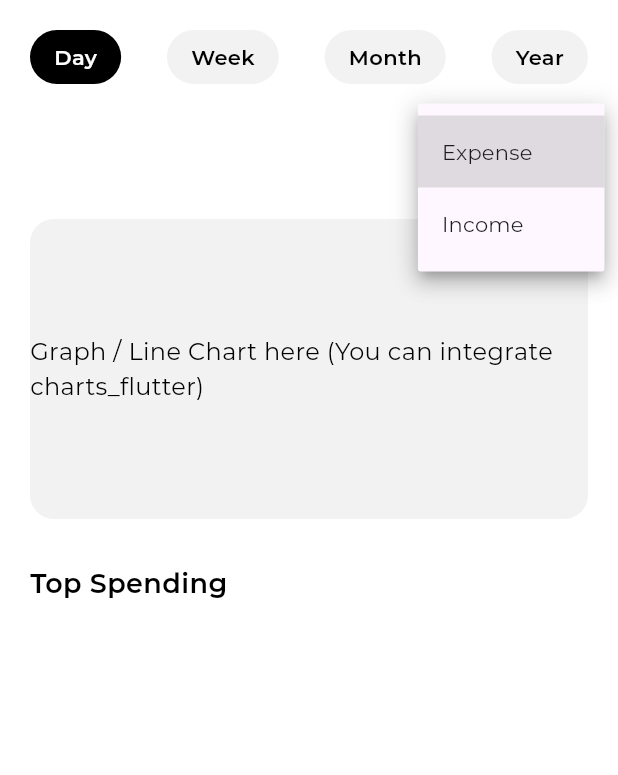
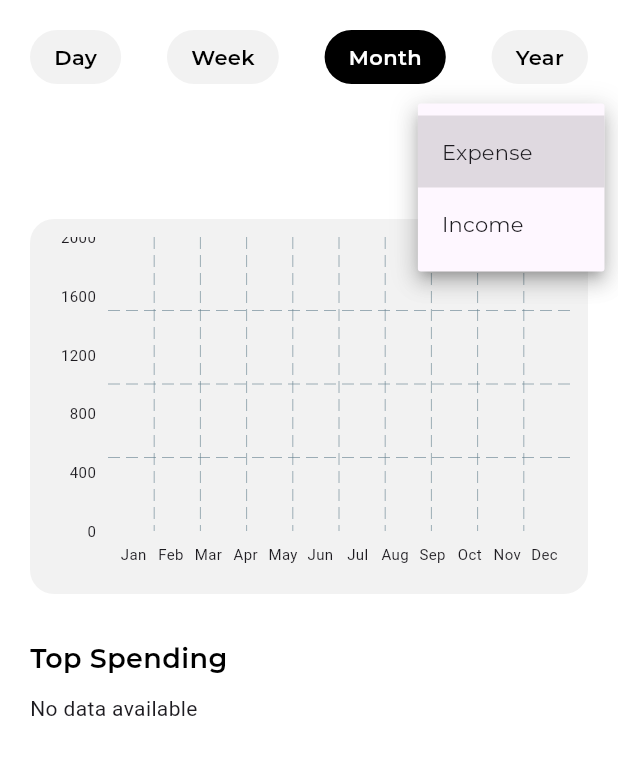
Before and after one commit to brijeshchhatrala01/expense-tracker, a Flutter app: the BarChartScreen screen opened directly, after a tap on "Expense", on a phone screen of 412 x 824 dp, the part 84-859 px from its top. Run offline on Flutter 3.47's test engine with Material 3 defaults, Android fonts, the phone set to English and light mode, and no system bars; drawn by our look-alikes of fl_chart; our stand-ins replace cloud_firestore, firebase_auth, firebase_core, flutter_screenutil, flutter_svg, get and 2 more; accounts and stored records are empty.

Commit message:
added barchart and top spending and expenses

```diff
--- a/lib/controllers/barchartscreencontroller.dart
+++ b/lib/controllers/barchartscreencontroller.dart
@@ -1,15 +1,21 @@
+// controllers/barchartscreencontroller.dart
 
 import 'package:cloud_firestore/cloud_firestore.dart';
-import 'package:firebase_auth/firebase_auth.dart';
+import 'package:fl_chart/fl_chart.dart';
+import 'package:flutter/material.dart';
 import 'package:get/get.dart';
 
+import '../model/transactionmodel.dart';
+
 class BarChartController extends GetxController {
-  var transactions = <Map<String, dynamic>>[].obs;
-  var filteredTransactions = <Map<String, dynamic>>[].obs;
-  var selectedTimeFilter = 'Day'.obs;
-  var selectedType = 'Expense'.obs;
+  RxList<TransactionModel> allTransactions = <TransactionModel>[].obs;
+  RxList<TransactionModel> filteredTransactions = <TransactionModel>[].obs;
+  RxList<String> months = <String>[].obs; // store sorted months for labels
 
-  final uid = FirebaseAuth.instance.currentUser?.uid;
+  RxString selectedTimeFilter = 'Month'.obs;
+  RxString selectedType = 'Expense'.obs;
+
+  final FirebaseFirestore _firestore = FirebaseFirestore.instance;
 
   @override
   void onInit() {
@@ -17,80 +23,158 @@ class BarChartController extends GetxController {
     fetchTransactions();
   }
 
-  /// Fetch transactions from Firebase
+  /// 🔹 Get top N transactions based on current filter & type
+  List<TransactionModel> getTopTransactions({int limit = 5}) {
+    // Filter only the selected type (Expense or Income)
+    final typeFiltered = filteredTransactions
+        .where((tx) => tx.type.toLowerCase() == selectedType.value.toLowerCase())
+        .toList();
+
+    // Sort by amount (highest first)
+    typeFiltered.sort((a, b) => b.amount.compareTo(a.amount));
+
+    // Return top N
+    return typeFiltered.take(limit).toList();
+  }
+
+
   void fetchTransactions() async {
-    if (uid == null) return;
+    final userId = "nseamSbRYxW680v6vZSq7UBNzoL2";
+    // Replace with dynamic user UID
 
-    final snapshot = await FirebaseFirestore.instance
+    print("UID in FT : ${userId}");
+    List<TransactionModel> temp = [];
+
+    // Fetch expenses
+    final transactionsSnap = await _firestore
         .collection('users')
-        .doc(uid)
+        .doc(userId)
         .collection('transactions')
-        .orderBy('date', descending: true)
         .get();
 
-    transactions.value =
-        snapshot.docs.map((doc) => doc.data()..['id'] = doc.id).toList();
+    print(transactionsSnap.docs.toString());
+    temp.addAll(transactionsSnap.docs.map((doc) {
+      return TransactionModel.fromFirestore(doc); // already has type = "expense"
+    }));
 
+    // Fetch incomes (force type = "income")
+    final incomeSnap = await _firestore
+        .collection('users')
+        .doc(userId)
+        .collection('income')
+        .get();
+
+    temp.addAll(incomeSnap.docs.map((doc) {
+      final model = TransactionModel.fromFirestore(doc);
+      return TransactionModel(
+        amount: model.amount,
+        category: model.category,
+        note: model.note,
+        type: "income", // ✅ force income
+        paymentMethod: model.paymentMethod,
+        date: model.date,
+        timestamp: model.timestamp,
+      );
+    }));
+
+    allTransactions.value = temp;
     applyFilters();
   }
 
-  /// Apply filters (type + time)
-  void applyFilters() {
-    DateTime now = DateTime.now();
-
-    filteredTransactions.value = transactions.where((tx) {
-      bool typeMatch = tx['type'] == selectedType.value;
-
-      // Safely parse date
-      DateTime txDate;
-      if (tx['date'] is Timestamp) {
-        txDate = (tx['date'] as Timestamp).toDate();
-      } else if (tx['date'] is String) {
-        txDate = DateTime.tryParse(tx['date']) ?? DateTime.now();
-      } else {
-        txDate = DateTime.now();
-      }
-
-      bool timeMatch = true;
-
-      switch (selectedTimeFilter.value) {
-        case 'Day':
-          timeMatch = txDate.day == now.day &&
-              txDate.month == now.month &&
-              txDate.year == now.year;
-          break;
-        case 'Week':
-          var startOfWeek = now.subtract(Duration(days: now.weekday - 1));
-          timeMatch = txDate.isAfter(startOfWeek.subtract(const Duration(days: 1)));
-          break;
-        case 'Month':
-          timeMatch = txDate.month == now.month && txDate.year == now.year;
-          break;
-        case 'Year':
-          timeMatch = txDate.year == now.year;
-          break;
-      }
-
-      return typeMatch && timeMatch;
-    }).toList();
-  }
-
-  /// Set the selected time filter
   void setTimeFilter(String filter) {
     selectedTimeFilter.value = filter;
     applyFilters();
   }
 
-  /// Set the selected type filter (Income / Expense)
   void setType(String type) {
     selectedType.value = type;
     applyFilters();
   }
 
-  /// Get top spending list (sorted by amount descending)
-  List<Map<String, dynamic>> get topSpending {
-    var list = List<Map<String, dynamic>>.from(filteredTransactions);
-    list.sort((a, b) => (b['amount'] as num).compareTo(a['amount'] as num));
-    return list;
+  double get maxYValue {
+    if (filteredTransactions.isEmpty) return 2000;
+
+    final maxAmount = filteredTransactions
+        .map((e) => e.amount)
+        .reduce((a, b) => a > b ? a : b);
+
+    // Round up to nearest 1000
+    final rounded = ((maxAmount / 1000).ceil()) * 2000;
+
+    return rounded.toDouble();
+  }
+
+
+
+  /// 🔹 Generate grouped bars (Revenue + Expenses) per month
+  List<BarChartGroupData> getBarChartData(List<TransactionModel> transactions) {
+    Map<int, double> incomeByMonth = {};
+    Map<int, double> expenseByMonth = {};
+
+    for (var tx in transactions) {
+      int month = tx.timestamp.toDate().month;
+
+      if (tx.type.toLowerCase() == "income") {
+        incomeByMonth[month] = (incomeByMonth[month] ?? 0) + tx.amount;
+      } else if (tx.type.toLowerCase() == "expense") {
+        expenseByMonth[month] = (expenseByMonth[month] ?? 0) + tx.amount;
+      }
+    }
+
+    // Always show all 12 months
+    months.value = List.generate(12, (i) => "${DateTime.now().year}-${i + 1}");
+
+    return List.generate(12, (index) {
+      final monthIndex = index + 1; // 1–12
+      final income = incomeByMonth[monthIndex] ?? 0;
+      final expense = expenseByMonth[monthIndex] ?? 0;
+
+      return BarChartGroupData(
+        x: index,
+        barRods: [
+          BarChartRodData(
+            toY: income,
+            color: Colors.blue, // Income
+            width: 14,
+            borderRadius: BorderRadius.circular(4),
+          ),
+          BarChartRodData(
+            toY: expense,
+            color: Colors.red, // Expense
+            width: 14,
+            borderRadius: BorderRadius.circular(4),
+          ),
+        ],
+        barsSpace: 6,
+      );
+    });
+  }
+
+  /// 🔹 Filter data based on Day / Week / Month / Year
+  void applyFilters() {
+    DateTime now = DateTime.now();
+    DateTime startDate;
+
+    switch (selectedTimeFilter.value) {
+      case 'Day':
+        startDate = DateTime(now.year, now.month, now.day);
+        break;
+      case 'Week':
+        startDate = now.subtract(Duration(days: now.weekday - 1));
+        break;
+      case 'Month':
+        startDate = DateTime(now.year, now.month);
+        break;
+      case 'Year':
+        startDate = DateTime(now.year);
+        break;
+      default:
+        startDate = DateTime(now.year, now.month);
+    }
+
+    filteredTransactions.value = allTransactions.where((tx) {
+      final inRange = tx.timestamp.toDate().isAfter(startDate);
+      return inRange; // no type filter here, we want both income & expense
+    }).toList();
   }
 }
--- /dev/null
+++ b/lib/model/transactionmodel.dart
@@ -0,0 +1,51 @@
+// models/transaction_model.dart
+
+import 'package:cloud_firestore/cloud_firestore.dart';
+
+class TransactionModel {
+  final double amount;
+  final String category;
+  final String note;
+  final String type;
+  final String paymentMethod;
+  final DateTime date;
+  final Timestamp timestamp;
+
+  TransactionModel({
+    required this.amount,
+    required this.category,
+    required this.note,
+    required this.type,
+    required this.paymentMethod,
+    required this.date,
+    required this.timestamp,
+  });
+
+  factory TransactionModel.fromFirestore(DocumentSnapshot doc) {
+    final data = doc.data() as Map<String, dynamic>;
+
+    return TransactionModel(
+      amount: (data['amount'] ?? 0).toDouble(),
+      category: data['category'] ?? '',
+      note: data['note'] ?? '',
+      type: data['type'] ?? '',
+      paymentMethod: data['paymentMethod'] ?? '',
+      date: data['date'] is Timestamp
+          ? (data['date'] as Timestamp).toDate()
+          : DateTime.tryParse(data['date'] ?? '') ?? DateTime.now(),
+      timestamp: data['timestamp'] ?? Timestamp.now(),
+    );
+  }
+
+  Map<String, dynamic> toMap() {
+    return {
+      'amount': amount,
+      'category': category,
+      'note': note,
+      'type': type,
+      'paymentMethod': paymentMethod,
+      'date': date.toIso8601String(),
+      'timestamp': timestamp,
+    };
+  }
+}
--- a/lib/screens/barchartscreen/barchartscreen.dart
+++ b/lib/screens/barchartscreen/barchartscreen.dart
@@ -1,5 +1,5 @@
-import 'package:cloud_firestore/cloud_firestore.dart';
 import 'package:expence_tracker/constant/colorsfile.dart';
+import 'package:fl_chart/fl_chart.dart';
 import 'package:flutter/material.dart';
 import 'package:get/get.dart';
 import '../../controllers/barchartscreencontroller.dart';
@@ -23,23 +23,27 @@ class BarChartScreen extends StatelessWidget {
           ),
         ),
       ),
-      body: Padding(
+      body: SingleChildScrollView(
+        child: Padding(
           padding: const EdgeInsets.symmetric(horizontal: 20, vertical: 20),
           child: Column(
             crossAxisAlignment: CrossAxisAlignment.start,
             children: [
-            // Time Filter Tabs
+              /// Time Filter Tabs
               Obx(
                     () => Row(
                   mainAxisAlignment: MainAxisAlignment.spaceBetween,
                   children: ['Day', 'Week', 'Month', 'Year'].map((filter) {
-                  return _timeTab(filter, controller.selectedTimeFilter.value == filter);
+                    return _timeTab(
+                      filter,
+                      controller.selectedTimeFilter.value == filter,
+                    );
                   }).toList(),
                 ),
               ),
               const SizedBox(height: 20),
 
-            // Expense / Income Dropdown
+              /// Expense / Income Dropdown
               Align(
                 alignment: Alignment.centerRight,
                 child: Obx(
@@ -52,8 +56,8 @@ class BarChartScreen extends StatelessWidget {
                     child: DropdownButton<String>(
                       value: controller.selectedType.value,
                       underline: const SizedBox(),
-                    items: ['Expense', 'Income']
-                        .map((e) => DropdownMenuItem(
+                      items: ['Expense', 'Income'].map((e) {
+                        return DropdownMenuItem(
                           value: e,
                           child: Text(
                             e,
@@ -62,8 +66,8 @@ class BarChartScreen extends StatelessWidget {
                               fontSize: 14,
                             ),
                           ),
-                    ))
-                        .toList(),
+                        );
+                      }).toList(),
                       onChanged: (value) {
                         if (value != null) controller.setType(value);
                       },
@@ -73,58 +77,153 @@ class BarChartScreen extends StatelessWidget {
               ),
               const SizedBox(height: 20),
 
-            // Graph Placeholder
-            Container(
-              height: 200,
+              /// ✅ Graph Container Only
+              Obx(() {
+                final barGroups =
+                controller.getBarChartData(controller.filteredTransactions);
+
+                return Container(
+                  height: 250,
                   decoration: BoxDecoration(
                     color: kBlackColor.withOpacity(0.05),
                     borderRadius: BorderRadius.circular(16),
                   ),
-              child: const Center(
+                  padding: const EdgeInsets.all(12),
+
+                  /// 🔹 Wrap with InteractiveViewer for scroll + zoom
+                  child: InteractiveViewer(
+                    panEnabled: true, // allow drag
+                    scaleEnabled: true, // allow pinch zoom
+                    minScale: 0.8,
+                    maxScale: 3.0,
+                    boundaryMargin: const EdgeInsets.all(20), // allow dragging outside bounds
+                    child: SizedBox(
+                      width: barGroups.length * 60, // dynamic width per bar group
+                      child: ClipRRect(
+                        borderRadius: BorderRadius.circular(12),
+                        child: BarChart(
+                          BarChartData(
+                            alignment: BarChartAlignment.spaceBetween,
+                            maxY: controller.maxYValue,
+                            barGroups: barGroups,
+                            gridData: FlGridData(show: true,),
+                            borderData: FlBorderData(show: false),
+
+                            titlesData: FlTitlesData(
+                              bottomTitles: AxisTitles(
+                                sideTitles: SideTitles(
+                                  showTitles: true,
+                                  maxIncluded: true,
+                                  reservedSize: 30,
+                                  getTitlesWidget: (value, meta) {
+                                    const monthsShort = [
+                                      "Jan","Feb","Mar","Apr","May","Jun",
+                                      "Jul","Aug","Sep","Oct","Nov","Dec"
+                                    ];
+                                    final index = value.toInt();
+                                    if (index >= 0 && index < 12) {
+                                      return SideTitleWidget(
+                                        meta: meta,
                                         child: Text(
-                  'Graph / Line Chart here (You can integrate charts_flutter)',
-                  style: TextStyle(
-                    fontFamily: 'Montserrat-Regular',
-                    fontSize: 16,
-                    color: kBlackColor,
+                                          monthsShort[index],
+                                          style: const TextStyle(fontSize: 10),
+                                        ),
+                                      );
+                                    }
+                                    return const SizedBox();
+                                  },
+                                ),
+                              ),
+                              leftTitles: AxisTitles(
+                                sideTitles: SideTitles(
+                                  showTitles: true,
+                                  reservedSize: 40,
+                                  interval: (controller.maxYValue / 5).ceilToDouble(),
+                                  getTitlesWidget: (value, meta) {
+                                    return SideTitleWidget(
+                                      meta: meta,
+                                      child: Text(
+                                        value.toInt().toString(),
+                                        style: const TextStyle(fontSize: 10),
+                                      ),
+                                    );
+                                  },
+                                ),
+                              ),
+                              rightTitles: AxisTitles(sideTitles: SideTitles(showTitles: false)),
+                              topTitles: AxisTitles(sideTitles: SideTitles(showTitles: false)),
+                            ),
+
+                            extraLinesData: ExtraLinesData(horizontalLines: []),
+                            baselineY: 0,
                           ),
                         ),
                       ),
                     ),
+                  ),
+                );
+              }),
+
+
               const SizedBox(height: 30),
 
-            // Top Spending
-            const Text(
-              'Top Spending',
-              style: TextStyle(
+              /// ✅ Top Spending / Income
+              /// ✅ Top Spending / Income
+              Obx(() {
+                final topTx = controller.getTopTransactions(limit: 5);
+
+                return Column(
+                  crossAxisAlignment: CrossAxisAlignment.start,
+                  children: [
+                    Text(
+                      controller.selectedType.value == "Expense"
+                          ? "Top Spending"
+                          : "Top Income",
+                      style: const TextStyle(
                         fontFamily: 'Montserrat-SemiBold',
                         fontSize: 18,
                         fontWeight: FontWeight.w600,
                         color: kBlackColor,
                       ),
                     ),
-            const SizedBox(height: 15),
+                    const SizedBox(height: 10),
 
-            // List of transactions
-            Obx(
-                  () => Expanded(
-                child: ListView.builder(
-                  itemCount: controller.filteredTransactions.length,
-                  itemBuilder: (context, index) {
-                    final tx = controller.filteredTransactions[index];
-                    return _spendingItem(
-                      icon: Icons.account_balance_wallet,
-                      title: tx['title'] ?? 'No title',
-                      date: (tx['date'] as Timestamp).toDate().toString().split(' ')[0],
-                      amount: '${tx['type'] == 'Expense' ? '-' : '+'} \$${tx['amount']}',
-                      bgColor: tx['type'] == 'Expense' ? kWhiteColor : kBlackColor,
-                      textColor: tx['type'] == 'Expense' ? Colors.red : kWhiteColor,
-                    );
-                  },
+                    if (topTx.isEmpty)
+                      const Text("No data available"),
+                    ...topTx.map((tx) => ListTile(
+                      dense: true,
+                      leading: CircleAvatar(
+                        backgroundColor: controller.selectedType.value == "Expense"
+                            ? Colors.red.withOpacity(0.2)
+                            : Colors.blue.withOpacity(0.2),
+                        child: Icon(
+                          controller.selectedType.value == "Expense"
+                              ? Icons.arrow_downward
+                              : Icons.arrow_upward,
+                          color: controller.selectedType.value == "Expense"
+                              ? Colors.red
+                              : Colors.blue,
                         ),
                       ),
+                      title: Text(tx.category),
+                      subtitle: Text(
+                        "${tx.date}", // you can format with intl: DateFormat('dd MMM').format(tx.date)
+                        style: const TextStyle(fontSize: 12),
                       ),
+                      trailing: Text(
+                        "₹${tx.amount.toStringAsFixed(2)}",
+                        style: const TextStyle(
+                          fontWeight: FontWeight.bold,
+                          fontSize: 14,
+                        ),
+                      ),
+                    )),
                   ],
+                );
+              }),
+
+            ],
+          ),
         ),
       ),
     );
@@ -150,66 +249,4 @@ class BarChartScreen extends StatelessWidget {
       ),
     );
   }
-
-  Widget _spendingItem({
-    required IconData icon,
-    required String title,
-    required String date,
-    required String amount,
-    required Color bgColor,
-    required Color textColor,
-  }) {
-    return Container(
-      margin: const EdgeInsets.symmetric(vertical: 6),
-      padding: const EdgeInsets.all(16),
-      decoration: BoxDecoration(
-        color: bgColor,
-        borderRadius: BorderRadius.circular(16),
-      ),
-      child: Row(
-        children: [
-          CircleAvatar(
-            radius: 20,
-            backgroundColor: kBlackColor.withOpacity(0.1),
-            child: Icon(icon, color: kBlackColor, size: 20),
-          ),
-          const SizedBox(width: 12),
-          Expanded(
-            child: Column(
-              crossAxisAlignment: CrossAxisAlignment.start,
-              children: [
-                Text(
-                  title,
-                  style: TextStyle(
-                    fontFamily: 'Montserrat-SemiBold',
-                    fontSize: 16,
-                    fontWeight: FontWeight.w600,
-                    color: textColor == kWhiteColor ? kWhiteColor : kBlackColor,
-                  ),
-                ),
-                Text(
-                  date,
-                  style: TextStyle(
-                    fontFamily: 'Montserrat-Regular',
-                    fontSize: 12,
-                    color: textColor == kWhiteColor
-                        ? kWhiteColor.withOpacity(0.7)
-                        : kBlackColor.withOpacity(0.7),
-                  ),
-                ),
-              ],
-            ),
-          ),
-          Text(
-            amount,
-            style: TextStyle(
-              fontFamily: 'Montserrat-SemiBold',
-              fontSize: 16,
-              color: textColor,
-            ),
-          ),
-        ],
-      ),
-    );
 }
-}
--- a/pubspec.yaml
+++ b/pubspec.yaml
@@ -44,6 +44,11 @@ dependencies:
   get: ^4.7.2
   intl: ^0.20.2
   rxdart: ^0.28.0
+  fl_chart: ^1.1.0
+
+dependency_overrides:
+  vector_math: ^2.2.0
+
 
 
 dev_dependencies:
```
Also changed, not shown: lib/main.dart (+8 -3 lines), lib/screens/homescreen/homescreen.dart (+8 -4 lines), lib/screens/profilescreen/profilescreen.dart (+32 -10 lines), pubspec.lock. Lines whose indentation alone changed are shown as unchanged.
